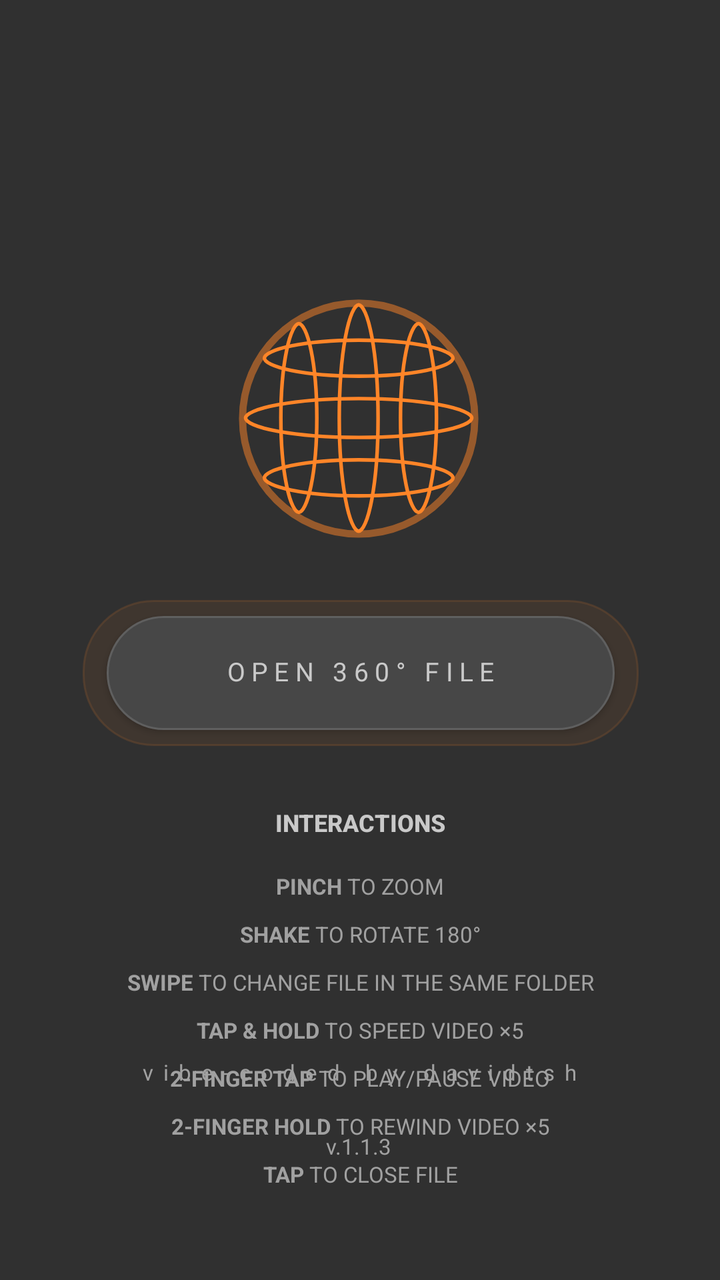
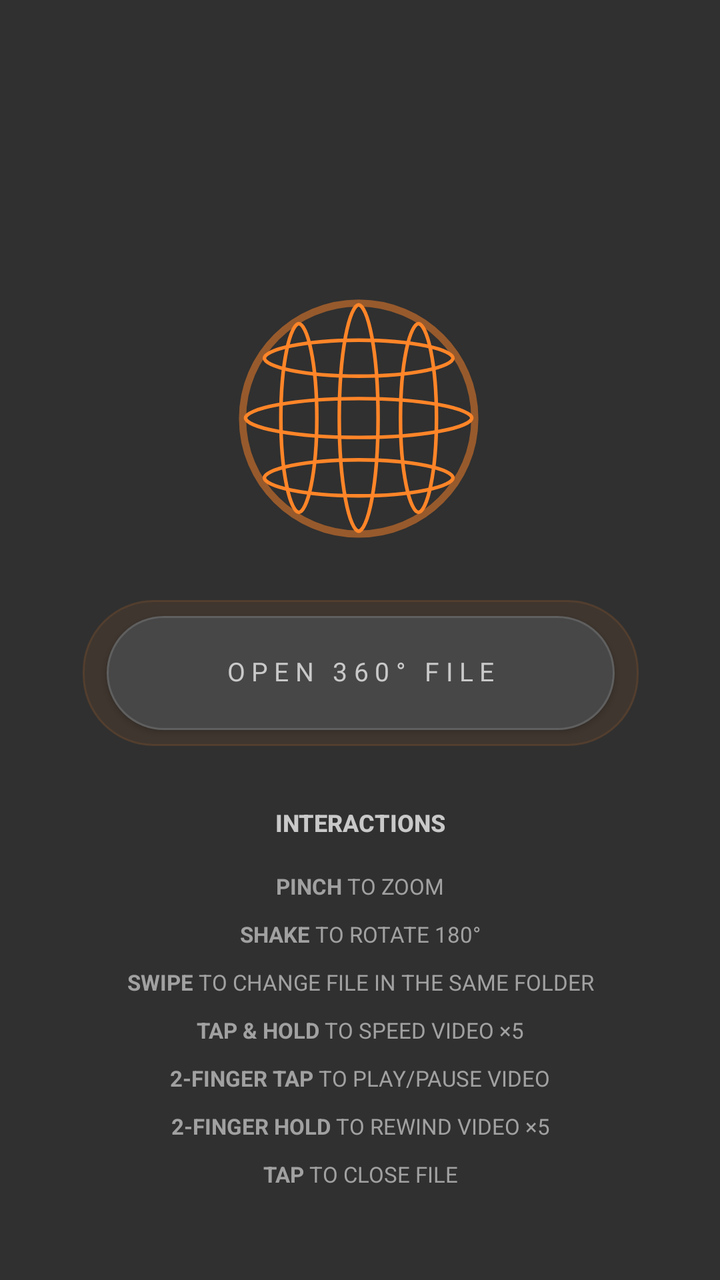

An Android layout rendered at two revisions. The XML below is the earlier revision; the diff shows what the commit changed to produce the second picture.
<!-- AndroidManifest.xml: application theme Theme.XReal360Viewer -->
<!-- res/layout/activity_main.xml -->
<?xml version="1.0" encoding="utf-8"?>
<androidx.constraintlayout.widget.ConstraintLayout
    xmlns:android="http://schemas.android.com/apk/res/android"
    xmlns:app="http://schemas.android.com/apk/res-auto"
    android:layout_width="match_parent"
    android:layout_height="match_parent"
    android:background="#303030">

    <ImageView
        android:id="@+id/imgSphereLogo"
        android:layout_width="170dp"
        android:layout_height="170dp"
        android:layout_marginTop="124dp"
        android:contentDescription="@string/app_name"
        android:scaleType="fitCenter"
        android:src="@drawable/logo_360"
        app:layout_constraintEnd_toEndOf="parent"
        app:layout_constraintHorizontal_bias="0.497"
        app:layout_constraintStart_toStartOf="parent"
        app:layout_constraintTop_toTopOf="parent" />

    <TextView
        android:id="@+id/tvInstructionsHeader"
        android:layout_width="0dp"
        android:layout_height="wrap_content"
        android:layout_marginStart="32dp"
        android:layout_marginTop="40dp"
        android:layout_marginEnd="32dp"
        android:fontFamily="sans-serif-medium"
        android:gravity="center"
        android:includeFontPadding="false"
        android:text="@string/main_instructions_header"
        android:textColor="#C9C9C9"
        android:textSize="12sp"
        android:textStyle="bold"
        app:layout_constraintEnd_toEndOf="parent"
        app:layout_constraintHorizontal_bias="0.0"
        app:layout_constraintStart_toStartOf="parent"
        app:layout_constraintTop_toBottomOf="@id/btnPickImage" />

    <View
        android:id="@+id/btnPickImageGlow"
        android:layout_width="278dp"
        android:layout_height="73dp"
        android:layout_marginTop="300dp"
        android:alpha="0.25"
        android:background="@drawable/bg_open_file_button_glow"
        android:elevation="1dp"
        app:layout_constraintEnd_toEndOf="parent"
        app:layout_constraintHorizontal_bias="0.503"
        app:layout_constraintStart_toStartOf="parent"
        app:layout_constraintTop_toTopOf="parent" />

    <androidx.appcompat.widget.AppCompatButton
        android:id="@+id/btnPickImage"
        android:layout_width="254dp"
        android:layout_height="57dp"
        android:layout_marginTop="308dp"
        android:background="@drawable/bg_open_file_button"
        android:elevation="4dp"
        android:fontFamily="sans-serif"
        android:includeFontPadding="false"
        android:letterSpacing="0.24"
        android:minWidth="0dp"
        android:minHeight="0dp"
        android:paddingStart="0dp"
        android:paddingEnd="0dp"
        android:text="@string/open_360_file"
        android:textAllCaps="false"
        android:textColor="#C9C9C9"
        android:textSize="13sp"
        app:layout_constraintEnd_toEndOf="parent"
        app:layout_constraintHorizontal_bias="0.503"
        app:layout_constraintStart_toStartOf="parent"
        app:layout_constraintTop_toTopOf="parent" />

    <LinearLayout
        android:id="@+id/tvInstructions"
        android:layout_width="0dp"
        android:layout_height="wrap_content"
        android:layout_marginStart="32dp"
        android:layout_marginTop="18dp"
        android:layout_marginEnd="32dp"
        android:orientation="vertical"
        android:gravity="center"
        app:layout_constraintEnd_toEndOf="parent"
        app:layout_constraintStart_toStartOf="parent"
        app:layout_constraintTop_toBottomOf="@id/tvInstructionsHeader">

        <TextView
            style="@style/MainInstructionLine"
            android:text="@string/instruction_pinch" />

        <TextView
            style="@style/MainInstructionLine"
            android:layout_marginTop="11dp"
            android:text="@string/instruction_shake" />

        <TextView
            style="@style/MainInstructionLine"
            android:layout_marginTop="11dp"
            android:text="@string/instruction_swipe" />



        <TextView
            style="@style/MainInstructionLine"
            android:layout_marginTop="11dp"
            android:text="@string/instruction_hold" />

        <TextView
            style="@style/MainInstructionLine"
            android:layout_marginTop="11dp"
            android:text="@string/instruction_two_finger_tap" />

        <TextView
            style="@style/MainInstructionLine"
            android:layout_marginTop="11dp"
            android:text="@string/instruction_two_finger_hold" />

        <TextView
            style="@style/MainInstructionLine"
            android:layout_marginTop="11dp"
            android:text="@string/instruction_tap" />


    </LinearLayout>

    <TextView
        android:id="@+id/tvVersion"
        android:layout_width="wrap_content"
        android:layout_height="wrap_content"
        android:layout_marginBottom="60dp"
        android:fontFamily="sans-serif"
        android:includeFontPadding="false"
        android:text="@string/version_fallback"
        android:textColor="#A1A1A1"
        android:textSize="11sp"
        app:layout_constraintBottom_toBottomOf="parent"
        app:layout_constraintEnd_toEndOf="parent"
        app:layout_constraintHorizontal_bias="0.498"
        app:layout_constraintStart_toStartOf="parent" />

    <TextView
        android:id="@+id/tvCredit"
        android:layout_width="wrap_content"
        android:layout_height="wrap_content"
        android:layout_marginBottom="24dp"
        android:fontFamily="sans-serif"
        android:includeFontPadding="false"
        android:letterSpacing="0.45"
        android:text="@string/main_credit"
        android:textColor="#A1A1A1"
        android:textSize="11sp"
        app:layout_constraintBottom_toTopOf="@id/tvVersion"
        app:layout_constraintEnd_toEndOf="parent"
        app:layout_constraintStart_toStartOf="parent" />

</androidx.constraintlayout.widget.ConstraintLayout>
<!-- resources referenced by this layout -->
<resources>
  <!-- drawable bg_open_file_button (drawable) -->
  <?xml version="1.0" encoding="utf-8"?>
  <shape xmlns:android="http://schemas.android.com/apk/res/android"
      android:shape="rectangle">
      <solid android:color="#474747" />
      <stroke
          android:width="1dp"
          android:color="#5F5F5F" />
      <corners android:radius="29dp" />
  </shape>
  <!-- drawable bg_open_file_button_glow (drawable) -->
  <?xml version="1.0" encoding="utf-8"?>
  <shape xmlns:android="http://schemas.android.com/apk/res/android"
      android:shape="rectangle">
      <solid android:color="#4DFF8528" />
      <stroke
          android:width="1dp"
          android:color="#99FF8528" />
      <corners android:radius="35dp" />
  </shape>
  <!-- drawable logo_360: vector/xml drawable (drawable, 6150 chars, omitted) -->
  <string name="app_name">XREAL 360° Viewer</string>
  <string name="instruction_hold"><b>TAP &amp; HOLD</b> TO SPEED VIDEO ×5</string>
  <string name="instruction_pinch"><b>PINCH</b> TO ZOOM</string>
  <string name="instruction_shake"><b>SHAKE</b> TO ROTATE 180°</string>
  <string name="instruction_swipe"><b>SWIPE</b> TO CHANGE FILE IN THE SAME FOLDER</string>
  <string name="instruction_tap"><b>TAP</b> TO CLOSE FILE</string>
  <string name="instruction_two_finger_hold"><b>2-FINGER HOLD</b> TO REWIND VIDEO ×5</string>
  <string name="instruction_two_finger_tap"><b>2-FINGER TAP</b> TO PLAY/PAUSE VIDEO</string>
  <string name="main_credit">vibe-coded by davidtsh</string>
  <string name="main_instructions_header">INTERACTIONS</string>
  <string name="open_360_file">OPEN 360° FILE</string>
  <string name="version_fallback">v.1.1.3</string>
  <style name="MainInstructionLine">
          <item name="android:layout_width">match_parent</item>
          <item name="android:layout_height">wrap_content</item>
          <item name="android:fontFamily">sans-serif</item>
          <item name="android:gravity">center</item>
          <item name="android:includeFontPadding">false</item>
          <item name="android:textColor">#A1A1A1</item>
          <item name="android:textSize">11sp</item>
      </style>
  <style name="Theme.XReal360Viewer" parent="Theme.MaterialComponents.DayNight.NoActionBar">
          <item name="colorPrimary">#1A73E8</item>
          <item name="colorPrimaryVariant">#1557B0</item>
          <item name="colorOnPrimary">#FFFFFF</item>
          <item name="android:windowBackground">#000000</item>
      </style>
</resources>

<!-- the commit's change to res/layout/activity_main.xml (unified diff, before → after) -->
@@ -126,34 +126,4 @@
 
     </LinearLayout>
 
-    <TextView
-        android:id="@+id/tvVersion"
-        android:layout_width="wrap_content"
-        android:layout_height="wrap_content"
-        android:layout_marginBottom="60dp"
-        android:fontFamily="sans-serif"
-        android:includeFontPadding="false"
-        android:text="@string/version_fallback"
-        android:textColor="#A1A1A1"
-        android:textSize="11sp"
-        app:layout_constraintBottom_toBottomOf="parent"
-        app:layout_constraintEnd_toEndOf="parent"
-        app:layout_constraintHorizontal_bias="0.498"
-        app:layout_constraintStart_toStartOf="parent" />
-
-    <TextView
-        android:id="@+id/tvCredit"
-        android:layout_width="wrap_content"
-        android:layout_height="wrap_content"
-        android:layout_marginBottom="24dp"
-        android:fontFamily="sans-serif"
-        android:includeFontPadding="false"
-        android:letterSpacing="0.45"
-        android:text="@string/main_credit"
-        android:textColor="#A1A1A1"
-        android:textSize="11sp"
-        app:layout_constraintBottom_toTopOf="@id/tvVersion"
-        app:layout_constraintEnd_toEndOf="parent"
-        app:layout_constraintStart_toStartOf="parent" />
-
 </androidx.constraintlayout.widget.ConstraintLayout>
<!-- resource entries referenced after the edit -->
@@ -29,10 +29,8 @@
   <string name="instruction_tap"><b>TAP</b> TO CLOSE FILE</string>
   <string name="instruction_two_finger_hold"><b>2-FINGER HOLD</b> TO REWIND VIDEO ×5</string>
   <string name="instruction_two_finger_tap"><b>2-FINGER TAP</b> TO PLAY/PAUSE VIDEO</string>
-  <string name="main_credit">vibe-coded by davidtsh</string>
   <string name="main_instructions_header">INTERACTIONS</string>
   <string name="open_360_file">OPEN 360° FILE</string>
-  <string name="version_fallback">v.1.1.3</string>
   <style name="MainInstructionLine">
           <item name="android:layout_width">match_parent</item>
           <item name="android:layout_height">wrap_content</item>
